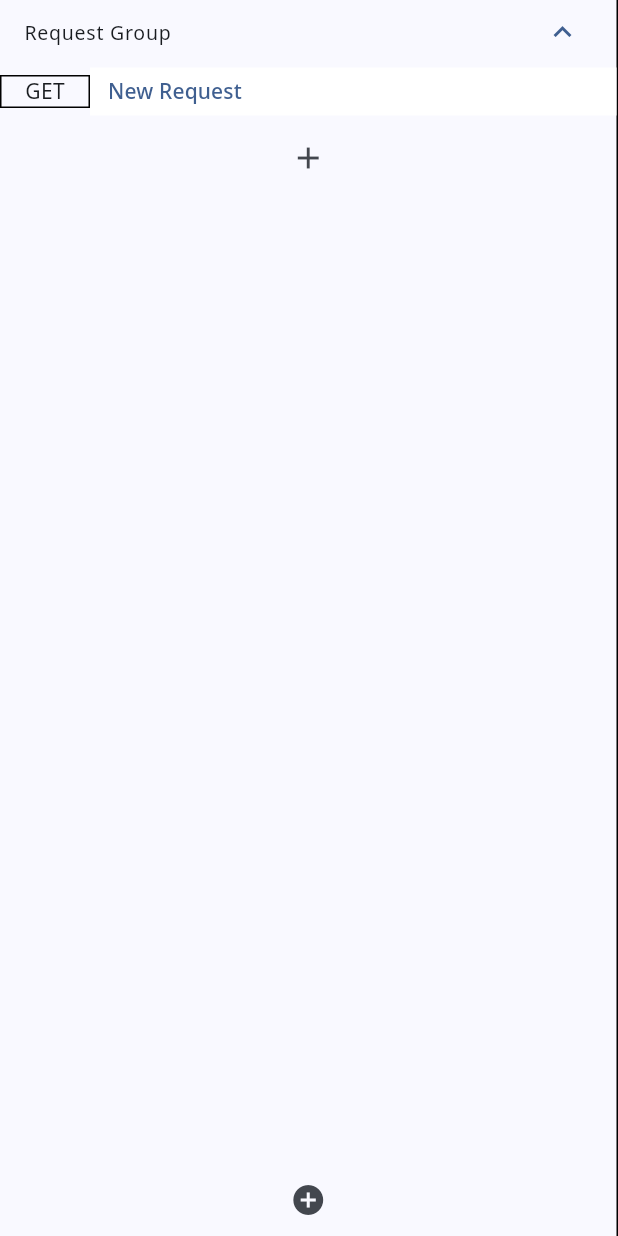
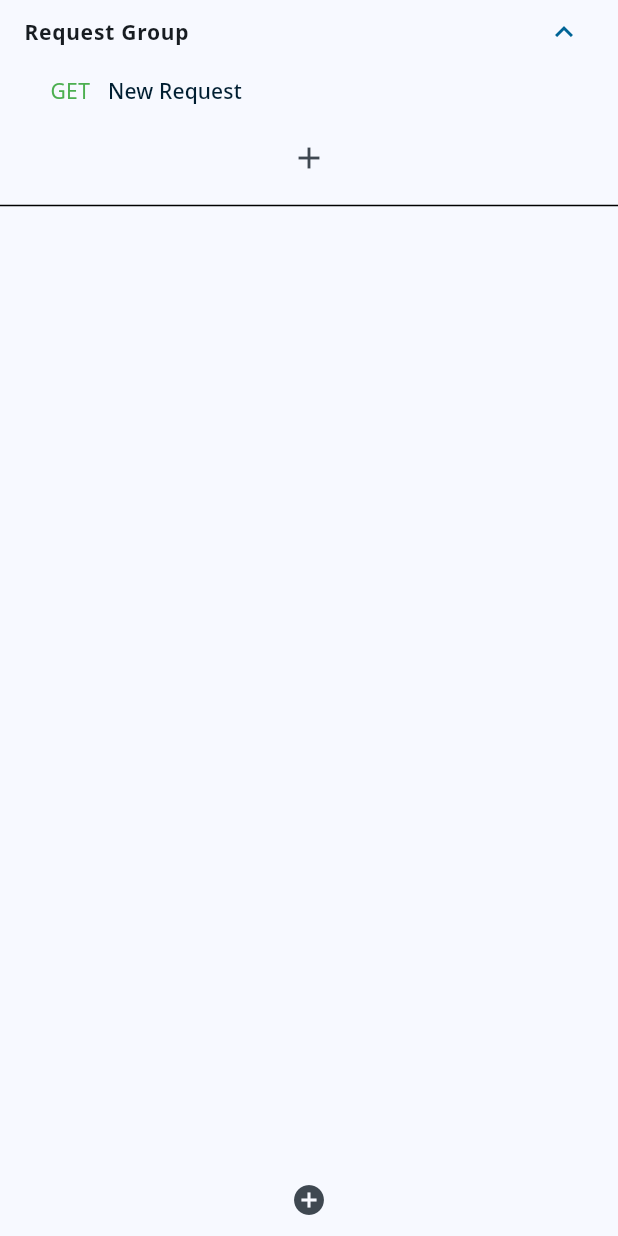
Before and after one commit to jpleatherland/phlitt, a Flutter app: the RenderCollectionRequestGroups widget shown alone on an empty page, opened directly with empty values, after a tap on the "add circle" icon, after a tap on the "add" icon, on a phone screen of 412 x 824 dp. Run offline on Flutter 3.47's test engine with Material 3 defaults, Android fonts, the phone set to English and light mode, and no system bars; missing offline and left inert: flutter_resizable_container, json_view.

Commit message:
method colours, overflow on request names, tooltip shows full value. highlight on search in response. environment param values not overwriting when having the same name between environments

```diff
--- a/lib/main.dart
+++ b/lib/main.dart
@@ -22,7 +22,9 @@ class MyApp extends StatelessWidget {
       debugShowCheckedModeBanner: false,
       theme: ThemeData(
         colorScheme: ColorScheme.fromSeed(
-            seedColor: const Color.fromARGB(255, 0, 100, 193)),
+          seedColor: const Color.fromARGB(255, 0, 154, 228),
+          dynamicSchemeVariant: DynamicSchemeVariant.fidelity,
+        ),
         visualDensity: density,
         useMaterial3: true,
         fontFamily: 'NotoSans',
--- a/lib/pages/environments_page.dart
+++ b/lib/pages/environments_page.dart
@@ -20,9 +20,9 @@ class EnvironmentsPage extends StatefulWidget {
 class EnvironmentsPageState extends State<EnvironmentsPage> {
   String selectedEnvironment = '';
 
-  void selectEnvironment(String environmentName) {
+  void selectEnvironment(String environmentId) {
     setState(() {
-      selectedEnvironment = environmentName;
+      selectedEnvironment = environmentId;
     });
   }
 
@@ -58,7 +58,7 @@ class EnvironmentsPageState extends State<EnvironmentsPage> {
                         context: context,
                         environment: environments
                             .where(
-                                (e) => e.environmentName == selectedEnvironment)
+                                (e) => e.environmentId == selectedEnvironment)
                             .first,
                       )
                     : const Center(child: Text('Select an environment')))
--- a/lib/utils/collections_manager.dart
+++ b/lib/utils/collections_manager.dart
@@ -106,7 +106,7 @@ mixin class CollectionsManager {
   void newEnvironment(Collection collection) {
     collection.environments.add(Environment(
         environmentId: uuid.v4().toString(),
-        environmentName: generateRandomString(),
+        environmentName: 'New Environment',
         environmentParameters: {}));
   }
 
--- a/lib/widgets/render_request_groups.dart
+++ b/lib/widgets/render_request_groups.dart
@@ -43,6 +43,8 @@ class _RenderCollectionRequestGroupsState
     Function newRequest = collectionsManager.newRequest;
     Function newRequestGroup = collectionsManager.newRequestGroup;
 
+    ThemeData colorContext = Theme.of(context);
+
     void deleteRequest(RequestGroup requestGroup, String requestName) {
       widget.closeOpenRequest(requestGroup.requests
           .where((element) => element.requestName == requestName)
@@ -64,12 +66,22 @@ class _RenderCollectionRequestGroupsState
       setState(() {});
     }
 
-    return Container(
-      decoration: const BoxDecoration(
-          border: Border(
-        right: BorderSide(color: Colors.black, width: 1),
-      )),
-      child: Column(
+    Color methodColor(String methodName) {
+      switch (methodName) {
+        case 'GET':
+          return Colors.green;
+        case 'POST':
+          return Colors.purple;
+        case 'DELETE':
+          return Colors.redAccent;
+        case 'PUT':
+          return Colors.amber;
+        default:
+          return Colors.black;
+      }
+    }
+
+    return Column(
       children: [
         Expanded(
           child: ListView.builder(
@@ -79,7 +91,7 @@ class _RenderCollectionRequestGroupsState
               physics: const ClampingScrollPhysics(),
               itemBuilder: (BuildContext context, int index) {
                 return Theme(
-                    data: Theme.of(context).copyWith(
+                  data: colorContext.copyWith(
                     dividerColor: Colors.transparent,
                   ),
                   child: ExpansionTile(
@@ -87,8 +99,7 @@ class _RenderCollectionRequestGroupsState
                       initiallyExpanded: true,
                       title: _ContextMenuRegion(
                         contextMenuBuilder:
-                                (BuildContext context, Offset offset) =>
-                                    renameMenu(
+                            (BuildContext context, Offset offset) => renameMenu(
                           offset,
                           context,
                           collection.requestGroups[index],
@@ -96,10 +107,14 @@ class _RenderCollectionRequestGroupsState
                           newRequest,
                           newRequestGroup,
                           deleteRequest,
-                                        deleteRequestGroup),
+                          deleteRequestGroup,
+                        ),
                         child: Text(
                           collection.requestGroups[index].requestGroupName,
-                            )),
+                          style: const TextStyle(
+                              fontSize: 14, fontWeight: FontWeight.bold),
+                        ),
+                      ),
                       children: [
                         ...collection.requestGroups[index].requests.map(
                           (e) => _ContextMenuRegion(
@@ -117,21 +132,19 @@ class _RenderCollectionRequestGroupsState
                             },
                             child: Row(
                               children: [
-                                  Container(
-                                    decoration:
-                                        BoxDecoration(border: Border.all()),
+                                SizedBox(
                                   width: 60,
                                   child: Align(
-                                      alignment: Alignment.center,
-                                      child: Text(e.requestMethod),
+                                    alignment: Alignment.centerRight,
+                                    child: Text(e.requestMethod,
+                                        style: TextStyle(
+                                            color:
+                                                methodColor(e.requestMethod))),
                                   ),
                                 ),
                                 Expanded(
                                   child: TextButton(
                                     style: ButtonStyle(
-                                        backgroundColor:
-                                            WidgetStateProperty.all(
-                                                Colors.white),
                                       shape: WidgetStateProperty.all<
                                           RoundedRectangleBorder>(
                                         const RoundedRectangleBorder(
@@ -145,7 +158,16 @@ class _RenderCollectionRequestGroupsState
                                     },
                                     child: Align(
                                       alignment: Alignment.centerLeft,
-                                        child: Text(e.requestName),
+                                      child: Tooltip(
+                                        message: e.requestName,
+                                        child: Text(
+                                          e.requestName,
+                                          style: TextStyle(
+                                              color: colorContext.colorScheme
+                                                  .onSecondaryFixed),
+                                          overflow: TextOverflow.ellipsis,
+                                        ),
+                                      ),
                                     ),
                                   ),
                                 ),
@@ -160,6 +182,7 @@ class _RenderCollectionRequestGroupsState
                                 newRequest(collection.requestGroups[index]));
                           },
                         ),
+                        const Divider(color: Colors.black),
                       ]),
                 );
               }),
@@ -167,9 +190,8 @@ class _RenderCollectionRequestGroupsState
         IconButton(
           icon: const Icon(Icons.add_circle),
           onPressed: () => setState(() => newRequestGroup(widget.collection)),
-          )
+        ),
       ],
-      ),
     );
   }
 
@@ -214,8 +236,12 @@ class _RenderCollectionRequestGroupsState
           onPressed: () {
             if (widget.collection.requestGroups.length > 1) {
               CustomContextMenuController.removeAny();
-              rd.deleteRequestGroupDialog(context, widget.collection,
-                  requestGroup.requestGroupName, requestGroup.requestGroupId, deleteRequestGroup);
+              rd.deleteRequestGroupDialog(
+                  context,
+                  widget.collection,
+                  requestGroup.requestGroupName,
+                  requestGroup.requestGroupId,
+                  deleteRequestGroup);
             } else {
               null;
             }
@@ -225,8 +251,8 @@ class _RenderCollectionRequestGroupsState
         ContextMenuButtonItem(
             onPressed: () {
               CustomContextMenuController.removeAny();
-              rd.deleteRequestDialog(
-                  context, requestGroup, request!.requestName, request.requestId, deleteRequest);
+              rd.deleteRequestDialog(context, requestGroup,
+                  request!.requestName, request.requestId, deleteRequest);
             },
             label: 'Delete Request'),
       ],
```
Also changed, not shown: lib/pages/active_request.dart (+1 -7 lines), lib/pages/main_page.dart (+12 -7 lines), lib/widgets/highlight_text.dart (added, +42 -0 lines), lib/widgets/render_environment_parameters.dart (+7 -23 lines), lib/widgets/render_environments.dart (+31 -8 lines), lib/widgets/render_response.dart (+12 -2 lines). Lines whose indentation alone changed are shown as unchanged.
